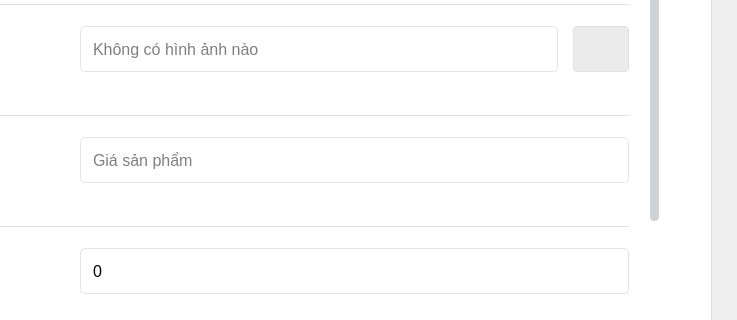
Old version of the form ui/admin/product_detail.ui in the repository dinhphuquy2k1/python-qt5; both pictures show x 212 to 949 and y 431 to 751 of the 949 by 962 pixel window.
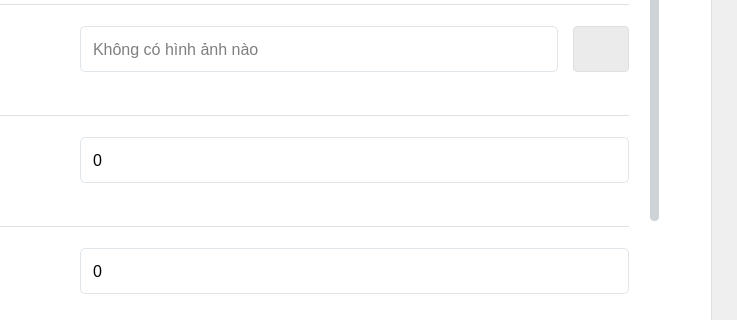
New version of the form. Icons and pictures are not drawn.

Commit message: config insert product

Diff of the .ui file:
```diff
--- a/ui/admin/product_detail.ui
+++ b/ui/admin/product_detail.ui
@@ -1547,33 +1547,12 @@
                                     <number>0</number>
                                    </property>
                                    <item>
-                                    <widget class="QLineEdit" name="price_le">
-                                     <property name="minimumSize">
-                                      <size>
-                                       <width>222</width>
-                                       <height>46</height>
-                                      </size>
+                                    <widget class="QSpinBox" name="price_le">
+                                     <property name="buttonSymbols">
+                                      <enum>QAbstractSpinBox::NoButtons</enum>
                                      </property>
-                                     <property name="maximumSize">
-                                      <size>
-                                       <width>16777215</width>
-                                       <height>16777215</height>
-                                      </size>
-                                     </property>
-                                     <property name="inputMethodHints">
-                                      <set>Qt::ImhDate</set>
-                                     </property>
-                                     <property name="text">
-                                      <string/>
-                                     </property>
-                                     <property name="echoMode">
-                                      <enum>QLineEdit::Normal</enum>
-                                     </property>
-                                     <property name="placeholderText">
-                                      <string>Giá sản phẩm</string>
-                                     </property>
-                                     <property name="clearButtonEnabled">
-                                      <bool>true</bool>
+                                     <property name="maximum">
+                                      <number>1000000000</number>
                                      </property>
                                     </widget>
                                    </item>
```
Left out of the diff: 2 changed lines with no effect on the pictures. The commit also changes 24 other files.
